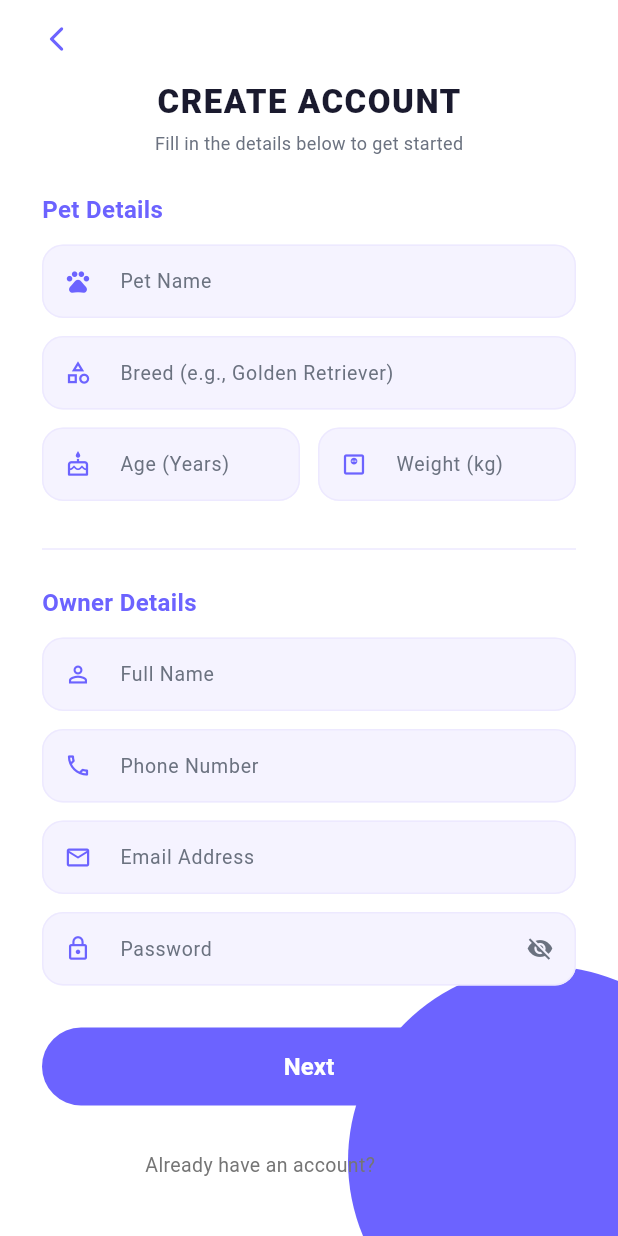
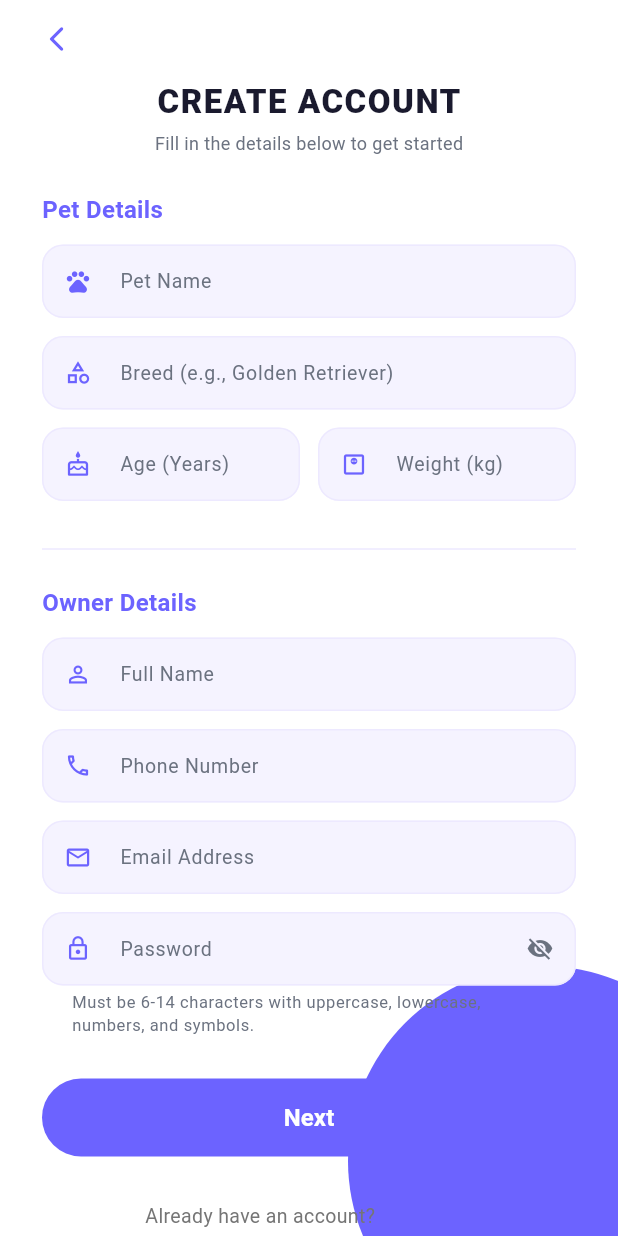
Before and after one commit to Supuni-Punsarani/Pet-Skin-Disease-Detection, a Flutter app: the SignUpScreen screen opened by its route, on a phone screen of 412 x 824 dp. Run offline on Flutter 3.47's test engine with Material 3 defaults, Android fonts, the phone set to English and light mode, and no system bars; drawn by our look-alikes of flutter_animate; our stand-ins replace app_links, cloud_firestore, firebase_auth, firebase_core, firebase_storage, geolocator and 4 more; accounts and stored records are empty; network calls fail.

Commit message:
Update password validation constraints to 6-14 chars with case, numbers, and symbols, and add helper description label

```diff
--- a/pet_skin_app/lib/screens/reset_password_confirm_screen.dart
+++ b/pet_skin_app/lib/screens/reset_password_confirm_screen.dart
@@ -208,9 +208,21 @@ class _ResetPasswordConfirmScreenState extends State<ResetPasswordConfirmScreen>
                             ),
                              validator: (v) {
                                if (v == null || v.isEmpty) return 'Password is required';
-                              if (v.length < 6) return 'Password must be at least 6 characters';
-                              if (!RegExp(r'[A-Za-z]').hasMatch(v)) return 'Password must contain at least one letter';
-                              if (!RegExp(r'[0-9]').hasMatch(v)) return 'Password must contain at least one number';
+                               if (v.length < 6 || v.length > 14) {
+                                 return 'Password must be between 6 and 14 characters';
+                               }
+                               if (!RegExp(r'[A-Z]').hasMatch(v)) {
+                                 return 'Password must contain at least one uppercase letter';
+                               }
+                               if (!RegExp(r'[a-z]').hasMatch(v)) {
+                                 return 'Password must contain at least one lowercase letter';
+                               }
+                               if (!RegExp(r'[0-9]').hasMatch(v)) {
+                                 return 'Password must contain at least one number';
+                               }
+                               if (!RegExp(r'[^a-zA-Z0-9\s]').hasMatch(v)) {
+                                 return 'Password must contain at least one symbol';
+                               }
                                return null;
                              },
                              decoration: InputDecoration(
@@ -219,6 +231,9 @@ class _ResetPasswordConfirmScreenState extends State<ResetPasswordConfirmScreen>
                                  fontSize: 14,
                                  color: Colors.grey.shade400,
                                ),
+                               helperText: 'Must be 6-14 characters with uppercase, lowercase, numbers, and symbols.',
+                               helperMaxLines: 2,
+                               helperStyle: const TextStyle(fontSize: 11, color: AppColors.textMedium),
                                prefixIcon: const Icon(
                                  Icons.lock_outline_rounded,
                                  color: AppColors.primary,
--- a/pet_skin_app/lib/screens/sign_up_screen.dart
+++ b/pet_skin_app/lib/screens/sign_up_screen.dart
@@ -261,9 +261,21 @@ class _SignUpScreenState extends State<SignUpScreen> {
                           fontSize: 14, color: AppColors.textDark),
                       validator: (v) {
                         if (v == null || v.isEmpty) return 'Password is required';
-                        if (v.length < 6) return 'Password must be at least 6 characters';
-                        if (!RegExp(r'[A-Za-z]').hasMatch(v)) return 'Password must contain at least one letter';
-                        if (!RegExp(r'[0-9]').hasMatch(v)) return 'Password must contain at least one number';
+                        if (v.length < 6 || v.length > 14) {
+                          return 'Password must be between 6 and 14 characters';
+                        }
+                        if (!RegExp(r'[A-Z]').hasMatch(v)) {
+                          return 'Password must contain at least one uppercase letter';
+                        }
+                        if (!RegExp(r'[a-z]').hasMatch(v)) {
+                          return 'Password must contain at least one lowercase letter';
+                        }
+                        if (!RegExp(r'[0-9]').hasMatch(v)) {
+                          return 'Password must contain at least one number';
+                        }
+                        if (!RegExp(r'[^a-zA-Z0-9\s]').hasMatch(v)) {
+                          return 'Password must contain at least one symbol';
+                        }
                         return null;
                       },
                       decoration: _inputDeco(
@@ -280,6 +292,7 @@ class _SignUpScreenState extends State<SignUpScreen> {
                           onPressed: () => setState(
                               () => _obscurePassword = !_obscurePassword),
                         ),
+                        helperText: 'Must be 6-14 characters with uppercase, lowercase, numbers, and symbols.',
                       ),
                     ),
                     const SizedBox(height: 28),
@@ -356,10 +369,13 @@ class _SignUpScreenState extends State<SignUpScreen> {
     );
   }
 
-  InputDecoration _inputDeco(String label, IconData icon, {Widget? suffix}) {
+  InputDecoration _inputDeco(String label, IconData icon, {Widget? suffix, String? helperText}) {
     return InputDecoration(
       labelText: label.isEmpty ? null : label,
       hintText: label.isEmpty ? null : label,
+      helperText: helperText,
+      helperMaxLines: 2,
+      helperStyle: const TextStyle(fontSize: 11, color: AppColors.textMedium),
       labelStyle: const TextStyle(fontSize: 13, color: AppColors.textMedium),
       prefixIcon: Icon(icon, color: AppColors.primary, size: 18),
       suffixIcon: suffix,
```
Lines whose indentation alone changed are shown as unchanged.
